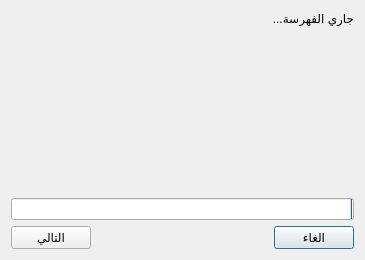
boussouira/albahhet, file indexingdialg.ui: the form before one commit.
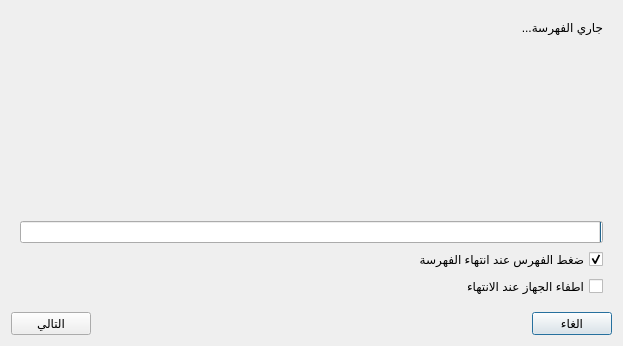
The form after the commit. The open tabs and pages were chosen to show the change.

Commit message: Shutdown after indexing

```diff
--- a/indexingdialg.ui
+++ b/indexingdialg.ui
@@ -6,8 +6,8 @@
    <rect>
     <x>0</x>
     <y>0</y>
-    <width>365</width>
-    <height>260</height>
+    <width>623</width>
+    <height>346</height>
    </rect>
   </property>
   <property name="windowTitle">
@@ -353,9 +353,6 @@
      </widget>
      <widget class="QWidget" name="page_4">
       <layout class="QVBoxLayout" name="verticalLayout_5">
-       <property name="margin">
-        <number>0</number>
-       </property>
        <item>
         <widget class="QLabel" name="label_7">
          <property name="text">
@@ -391,6 +388,23 @@
          </property>
         </widget>
        </item>
+       <item>
+        <widget class="QCheckBox" name="checkOptimizeIndexLast">
+         <property name="text">
+          <string>ضغط الفهرس عند انتهاء الفهرسة</string>
+         </property>
+         <property name="checked">
+          <bool>true</bool>
+         </property>
+        </widget>
+       </item>
+       <item>
+        <widget class="QCheckBox" name="checkShutDown">
+         <property name="text">
+          <string>اطفاء الجهاز عند الانتهاء</string>
+         </property>
+        </widget>
+       </item>
       </layout>
      </widget>
      <widget class="QWidget" name="page_5">
```
The commit also changes 2 other files.
